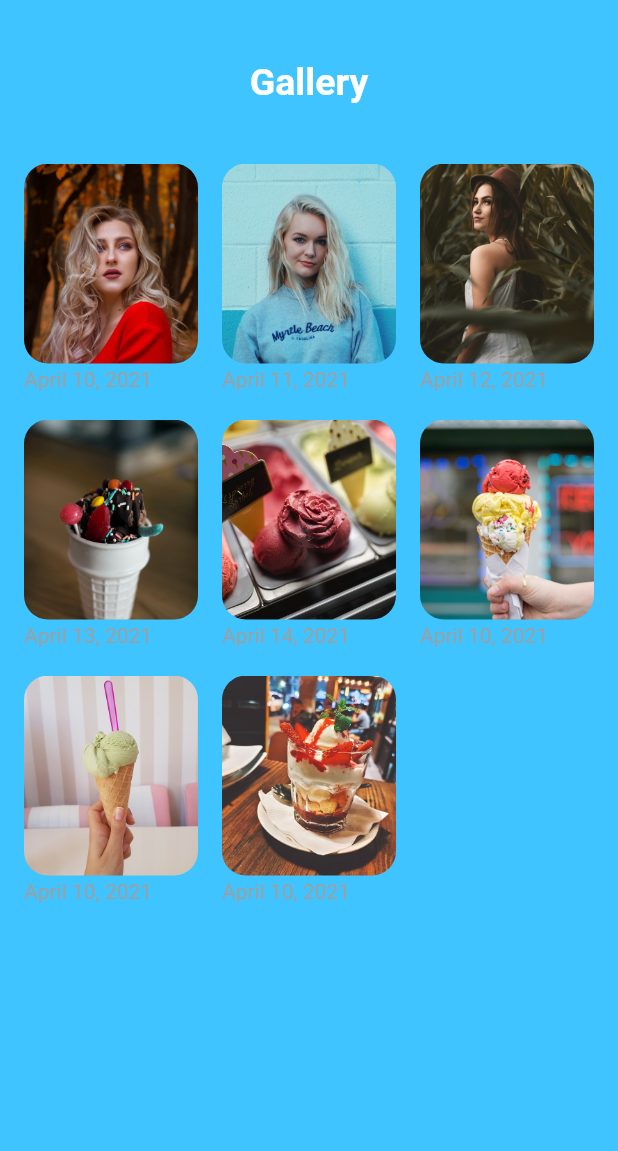
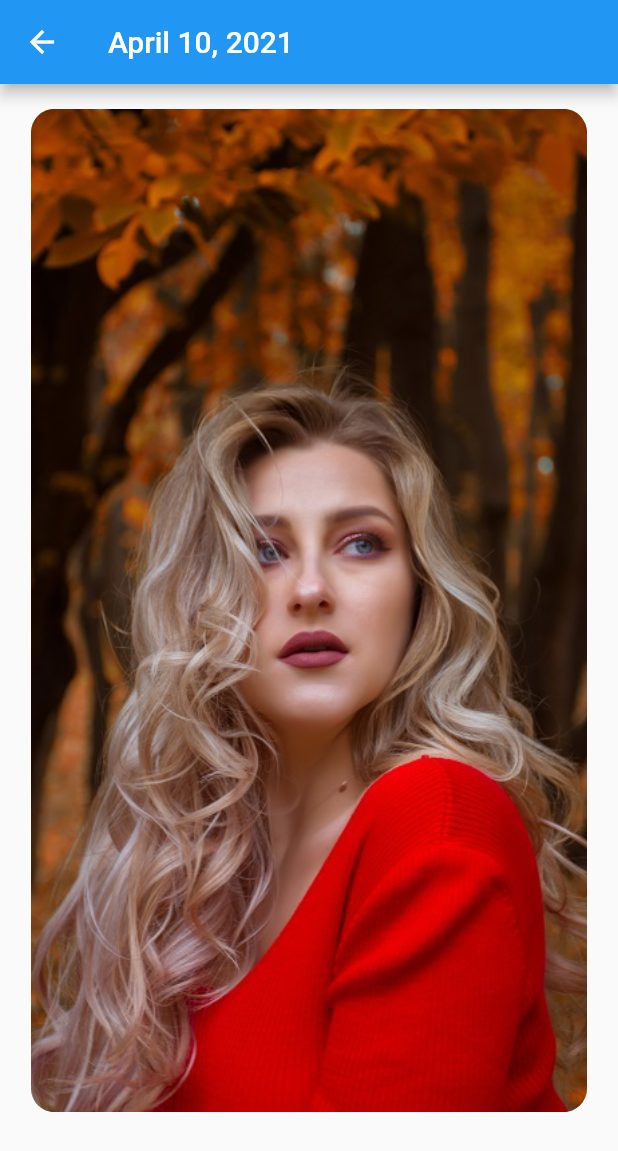
Before and after one commit to yid164/flutter_photo, a Flutter app: the screen it shows after launch, after a tap on "April 10, 2021", on a phone screen of 412 x 824 dp. Shown: the top 1151 px of the screen. Run offline on Flutter 3.47's test engine with Material 2 defaults, Android fonts, the phone set to English and light mode, and no system bars; our stand-ins replace image_picker.

Commit message:
gallery layout with image picker

```diff
--- a/lib/components/image_card.dart
+++ b/lib/components/image_card.dart
@@ -4,7 +4,7 @@ import 'package:flutter_photo/home_page.dart';
 
 class ImageCard extends StatelessWidget {
   final ImageDetail imageDetail;
-  final Function onPressed;
+  final VoidCallback onPressed;
 
   const ImageCard(
       {Key? key, required this.imageDetail, required this.onPressed})
@@ -13,7 +13,7 @@ class ImageCard extends StatelessWidget {
   @override
   Widget build(BuildContext context) {
     return GestureDetector(
-      onTap: () => onPressed,
+      onTap: onPressed,
       child: Column(
         crossAxisAlignment: CrossAxisAlignment.start,
         children: [
@@ -40,3 +40,37 @@ class ImageCard extends StatelessWidget {
     );
   }
 }
+
+class EmptyCard extends StatelessWidget {
+  final VoidCallback onPressed;
+
+  const EmptyCard({Key? key, required this.onPressed}) : super(key: key);
+
+  @override
+  Widget build(BuildContext context) {
+    return GestureDetector(
+      onTap: onPressed,
+      child: Column(
+        crossAxisAlignment: CrossAxisAlignment.start,
+        children: [
+          Expanded(
+            child: Container(
+              padding: EdgeInsets.all(defaultPadding),
+              decoration: BoxDecoration(
+                  color: Colors.grey,
+                  borderRadius: BorderRadius.circular(16),),
+            ),
+          ),
+          Padding(
+            padding: EdgeInsets.symmetric(vertical: defaultPadding / 6),
+            child: Text(
+              "Add New Pic",
+              style: TextStyle(color: Colors.grey),
+            ),
+          ),
+        ],
+      ),
+    );
+  }
+
+}
--- /dev/null
+++ b/lib/components/image_detail_screen.dart
@@ -0,0 +1,55 @@
+import 'package:flutter/cupertino.dart';
+import 'package:flutter/material.dart';
+import 'package:flutter_photo/home_page.dart';
+
+class ImageDetailScreen extends StatefulWidget {
+  final ImageDetail imageDetail;
+
+  ImageDetailScreen({required this.imageDetail});
+
+  @override
+  State<ImageDetailScreen> createState() => _ImageDetailScreen();
+
+}
+
+class _ImageDetailScreen extends State<ImageDetailScreen> {
+  @override
+  Widget build(BuildContext context) {
+    return Scaffold(
+      appBar: AppBar(
+        leading: IconButton(
+          icon: Icon(Icons.arrow_back), onPressed: () => Navigator.pop(context),
+        ),
+        title: Text(widget.imageDetail.date),
+      ),
+      body: SafeArea(
+        child: Column(
+          children: [
+            buildPhotoBody(),
+          ],
+        ),
+      )
+    );
+  }
+
+  Widget buildPhotoBody() {
+    Size size = MediaQuery.of(context).size;
+    return Expanded(
+      child: Container(
+        margin: EdgeInsets.only(
+          bottom: size.height * 0.1,
+          left: size.width * 0.05,
+          right: size.width * 0.05,
+          top: size.height * 0.02,
+        ),
+        padding: EdgeInsets.all(defaultPadding),
+        decoration: BoxDecoration(
+            color: Colors.transparent,
+            borderRadius: BorderRadius.circular(16),
+            image: DecorationImage(
+                image: AssetImage(widget.imageDetail.afterImagePath!),
+                fit: BoxFit.cover)),
+      ),
+    );
+  }
+}
--- a/lib/home_page.dart
+++ b/lib/home_page.dart
@@ -1,6 +1,8 @@
 import 'package:flutter/material.dart';
 import 'package:flutter/widgets.dart';
-
+import 'package:flutter_photo/components/image_detail_screen.dart';
+import 'package:image_picker/image_picker.dart';
+import 'dart:io';
 import 'components/image_card.dart';
 
 List<ImageDetail> _images = [
@@ -67,19 +69,45 @@ class HomePage extends StatelessWidget {
               child: Padding(
                 padding: EdgeInsets.symmetric(horizontal: defaultPadding),
                 child: GridView.builder(
-                      itemCount: _images.length,
+                    itemCount: _images.length + 1,
                     gridDelegate: SliverGridDelegateWithFixedCrossAxisCount(
                         crossAxisCount: 3,
                         mainAxisSpacing: defaultPadding,
                         crossAxisSpacing: defaultPadding,
                         childAspectRatio: 0.75),
-                      itemBuilder: (context, index) => ImageCard(
-                          imageDetail: _images[index], onPressed: () {}))),
+                    itemBuilder: (context, index) {
+                      if (index < _images.length) {
+                        return ImageCard(
+                          imageDetail: _images[index],
+                          onPressed: () => Navigator.push(
+                            context,
+                            MaterialPageRoute(
+                              builder: (context) => ImageDetailScreen(imageDetail: _images[index],),
+                            ),
+                          ),
+                        );
+                      } else {
+                        return EmptyCard(onPressed: () => getImage());
+                      }
+                    }),
+              ),
             )
           ],
         ),
       ),
     );
+  }
+
+  late File _image;
+  final imagePicker = ImagePicker();
+
+  getImage() async {
+    final image = await imagePicker.getImage(source: ImageSource.gallery);
+    if (image != null) {
+      _image = File(image.path);
+      print("-=-=-=-=-=-=-=-=-=-");
+      print(_image.path);
+    }
   }
 }
 
--- a/pubspec.yaml
+++ b/pubspec.yaml
@@ -28,6 +28,7 @@ dependencies:
   # The following adds the Cupertino Icons font to your application.
   # Use with the CupertinoIcons class for iOS style icons.
   cupertino_icons: ^1.0.2
+  image_picker: ^0.8.0
 
 dev_dependencies:
   flutter_test:
```
Also changed, not shown: pubspec.lock, 3 other files. Lines whose indentation alone changed are shown as unchanged.
